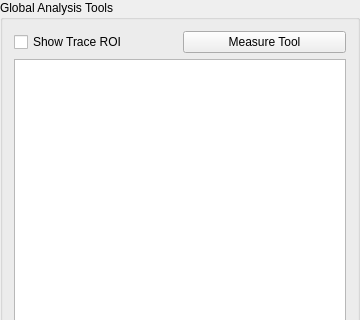
Before: the Qt Designer form main.ui in kyleellefsen/GlobalAnalysisPlugin, drawn with Qt 5; both pictures show x 0 to 360 and y 0 to 320 of the 360 by 506 pixel window.
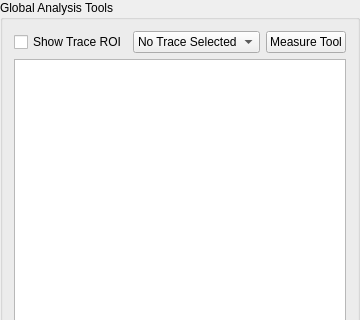
After: the same form once the commit is applied. Custom widgets are drawn as their Qt base class.

```diff
--- a/main.ui
+++ b/main.ui
@@ -23,23 +23,32 @@
    <string>Global Analysis Tools</string>
   </property>
   <layout class="QGridLayout" name="gridLayout">
-   <item row="0" column="0">
+   <item row="1" column="0">
     <widget class="QCheckBox" name="traceROICheck">
      <property name="text">
       <string>Show Trace ROI</string>
      </property>
     </widget>
    </item>
-   <item row="0" column="1">
+   <item row="1" column="2">
     <widget class="QPushButton" name="measureButton">
      <property name="text">
       <string>Measure Tool</string>
      </property>
     </widget>
    </item>
-   <item row="1" column="0" colspan="2">
+   <item row="2" column="0" colspan="3">
     <widget class="TableWidget" name="tableWidget"/>
    </item>
+   <item row="1" column="1">
+    <widget class="QComboBox" name="traceComboBox">
+     <item>
+      <property name="text">
+       <string>No Trace Selected</string>
+      </property>
+     </item>
+    </widget>
+   </item>
   </layout>
  </widget>
  <customwidgets>
```
